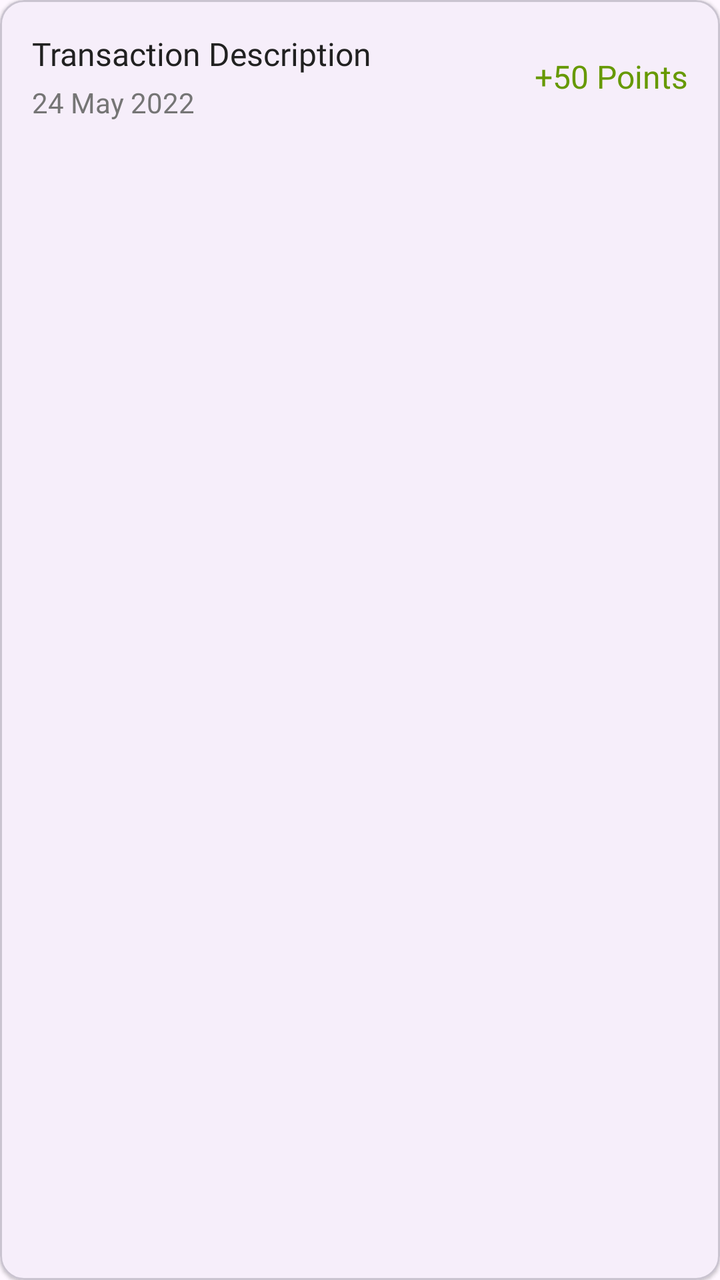
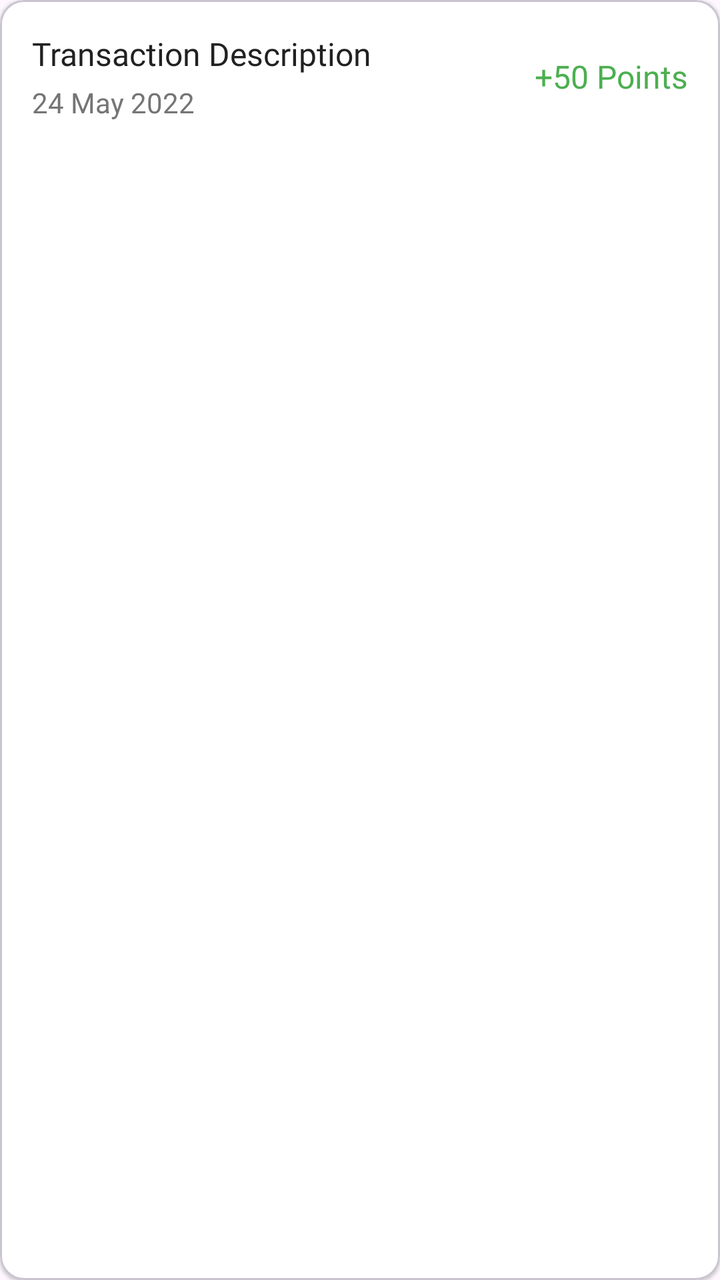

Screens rendered from an Android XML layout before and after an edit, with the pre-edit source and the edit as a unified diff.
<!-- AndroidManifest.xml: application theme Theme.MyApplication -->
<!-- res/layout/item_transaction.xml -->
<?xml version="1.0" encoding="utf-8"?>
<com.google.android.material.card.MaterialCardView
    xmlns:android="http://schemas.android.com/apk/res/android"
    xmlns:app="http://schemas.android.com/apk/res-auto"
    android:layout_width="match_parent"
    android:layout_height="wrap_content"
    android:layout_marginBottom="8dp"
    app:cardCornerRadius="12dp"
    app:cardElevation="1dp">

    <LinearLayout
        android:layout_width="match_parent"
        android:layout_height="wrap_content"
        android:padding="16dp"
        android:orientation="horizontal">

        <LinearLayout
            android:layout_width="0dp"
            android:layout_height="wrap_content"
            android:layout_weight="1"
            android:orientation="vertical">

            <TextView
                android:id="@+id/descriptionTextView"
                android:layout_width="wrap_content"
                android:layout_height="wrap_content"
                android:text="Transaction Description"
                android:textSize="16sp"
                android:textColor="@color/text_primary"
                android:fontFamily="@font/alexandria_bold"/>

            <TextView
                android:id="@+id/dateTextView"
                android:layout_width="wrap_content"
                android:layout_height="wrap_content"
                android:text="24 May 2022"
                android:textSize="14sp"
                android:textColor="@color/text_secondary"
                android:layout_marginTop="4dp"/>

        </LinearLayout>

        <TextView
            android:id="@+id/amountTextView"
            android:layout_width="wrap_content"
            android:layout_height="wrap_content"
            android:text="+50 Points"
            android:textSize="16sp"
            android:textColor="@android:color/holo_green_dark"
            android:fontFamily="@font/alexandria_bold"
            android:layout_gravity="center_vertical"/>

    </LinearLayout>

</com.google.android.material.card.MaterialCardView>
<!-- resources referenced by this layout -->
<resources>
  <color name="text_primary">#212121</color>
  <color name="text_secondary">#757575</color>
  <style name="Theme.MyApplication" parent="Base.Theme.MyApplication" />
  <style name="Base.Theme.MyApplication" parent="Theme.Material3.DayNight.NoActionBar">
          
          
      </style>
</resources>

<!-- the commit's change to res/layout/item_transaction.xml (unified diff, before → after) -->
@@ -6,20 +6,18 @@
     android:layout_height="wrap_content"
     android:layout_marginBottom="8dp"
     app:cardCornerRadius="12dp"
-    app:cardElevation="1dp">
-
+    app:cardElevation="1dp"
+    app:cardBackgroundColor="@color/white">
     <LinearLayout
         android:layout_width="match_parent"
         android:layout_height="wrap_content"
         android:padding="16dp"
         android:orientation="horizontal">
-
         <LinearLayout
             android:layout_width="0dp"
             android:layout_height="wrap_content"
             android:layout_weight="1"
             android:orientation="vertical">
-
             <TextView
                 android:id="@+id/descriptionTextView"
                 android:layout_width="wrap_content"
@@ -28,7 +26,6 @@
                 android:textSize="16sp"
                 android:textColor="@color/text_primary"
                 android:fontFamily="@font/alexandria_bold"/>
-
             <TextView
                 android:id="@+id/dateTextView"
                 android:layout_width="wrap_content"
@@ -37,19 +34,15 @@
                 android:textSize="14sp"
                 android:textColor="@color/text_secondary"
                 android:layout_marginTop="4dp"/>
-
         </LinearLayout>
-
         <TextView
             android:id="@+id/amountTextView"
             android:layout_width="wrap_content"
             android:layout_height="wrap_content"
             android:text="+50 Points"
             android:textSize="16sp"
-            android:textColor="@android:color/holo_green_dark"
+            android:textColor="@color/primary_green"
             android:fontFamily="@font/alexandria_bold"
             android:layout_gravity="center_vertical"/>
-
     </LinearLayout>
-
 </com.google.android.material.card.MaterialCardView>
<!-- resource entries referenced after the edit -->
@@ -1,7 +1,9 @@
 <!-- resources referenced by this layout -->
 <resources>
+  <color name="primary_green">#4CAF50</color>
   <color name="text_primary">#212121</color>
   <color name="text_secondary">#757575</color>
+  <color name="white">#FFFFFF</color>
   <style name="Theme.MyApplication" parent="Base.Theme.MyApplication" />
   <style name="Base.Theme.MyApplication" parent="Theme.Material3.DayNight.NoActionBar">
           
